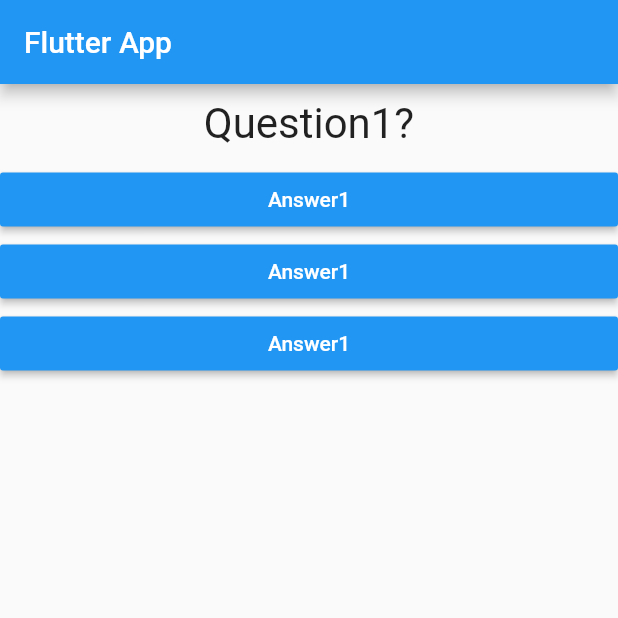
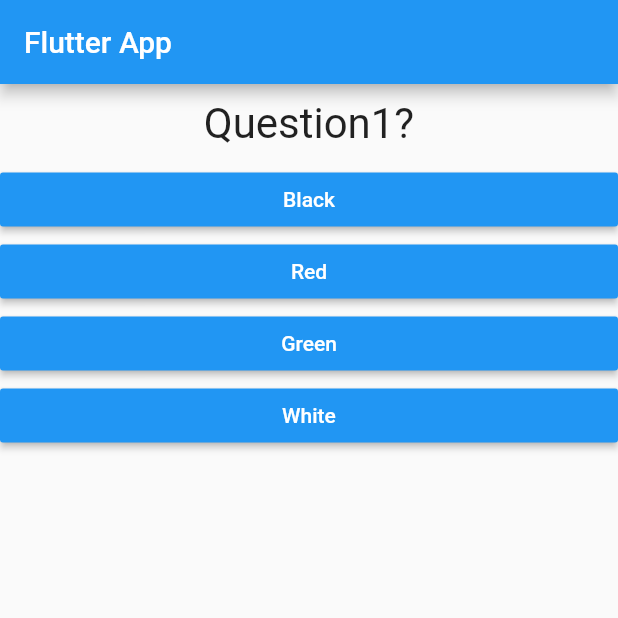
Before and after one commit to ShashankBiplav/FlutterQuizApp, a Flutter app: the screen it shows after launch, on a phone screen of 412 x 824 dp, the top half of it. Run offline on Flutter 3.47's test engine with Material 2 defaults, Android fonts, the phone set to English and light mode, and no system bars.

Commit message:
used spread operator for the answer widget to automatically fetch the answers that is of type list and provide it to the Widget List of coulmn widget

```diff
--- a/lib/answer.dart
+++ b/lib/answer.dart
@@ -2,7 +2,8 @@ import 'package:flutter/material.dart';
 
 class Answer extends StatelessWidget {
   final Function selectHandler;
-  Answer({this.selectHandler});
+  final String answerText;
+  Answer({this.selectHandler, this.answerText});
   @override
   Widget build(BuildContext context) {
     return Container(
@@ -10,7 +11,7 @@ class Answer extends StatelessWidget {
       child: RaisedButton(
         textColor: Colors.white,
         color: Colors.blue,
-        child: Text('Answer1'),
+        child: Text(answerText),
         onPressed: selectHandler,
       ),
     );
--- a/lib/main.dart
+++ b/lib/main.dart
@@ -53,15 +53,10 @@ class _MyAppState extends State<MyApp> {
               Question(
                 questionText: questions[_questionIndex]['questionText'],
               ),
-              Answer(
-                selectHandler: _answerQuestion,
-              ), //passing callback to the Answer widget
-              Answer(
-                selectHandler: _answerQuestion,
-              ),
-              Answer(
-                selectHandler: _answerQuestion,
-              ),
+              // here "..." is a spread operator in Dart
+             ...(questions[_questionIndex]['answers'] as List<String>).map((answer){
+               return Answer(selectHandler:_answerQuestion, answerText: answer);
+             }).toList()
             ],
           ),
         ),
```
